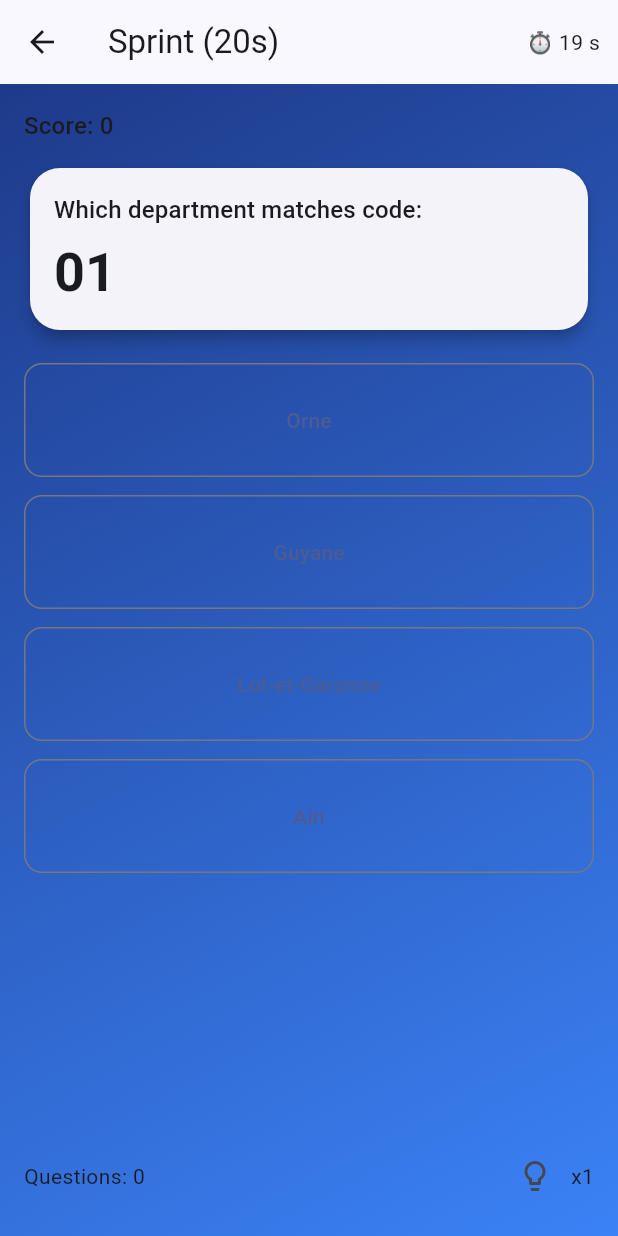
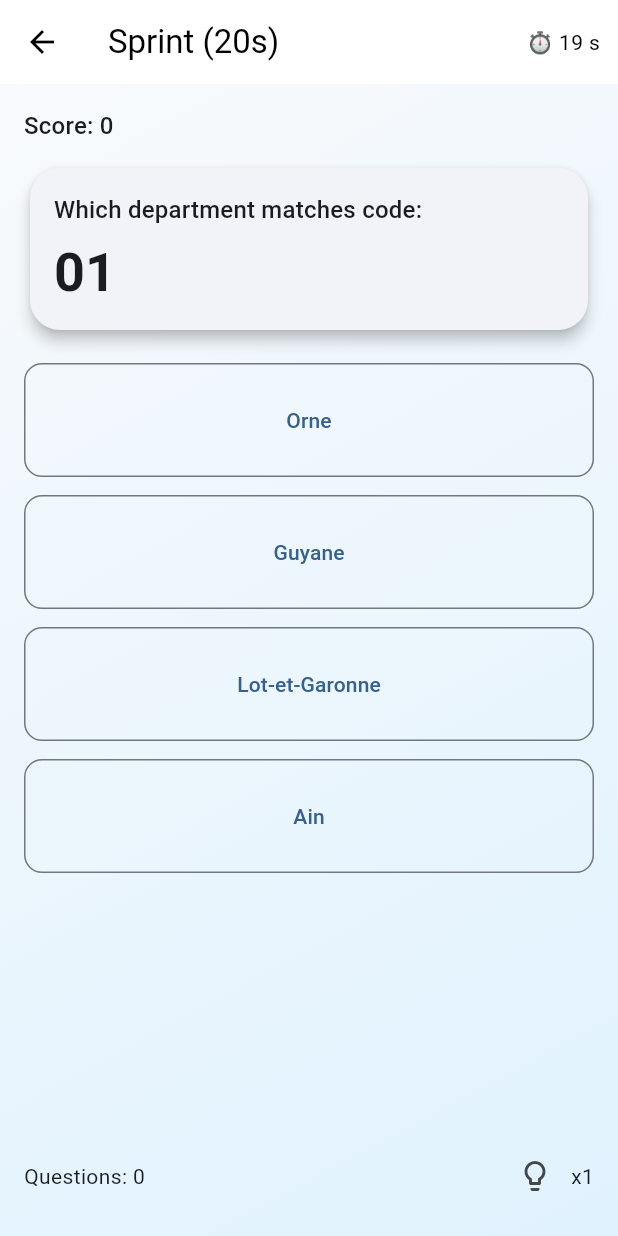
Before and after one commit to Myoxsis/departments_blitz, a Flutter app: the screen it shows after launch, after a tap on "Play Sprint (20s)", on a phone screen of 412 x 824 dp. Run offline on Flutter 3.47's test engine with Material 3 defaults, Android fonts, the phone set to English and light mode, and no system bars; our stand-ins replace google_mobile_ads.

Commit message:
Use lighter theme and background

```diff
--- a/lib/main.dart
+++ b/lib/main.dart
@@ -63,7 +63,13 @@ class BlitzApp extends StatelessWidget {
       theme: ThemeData(
         useMaterial3: true,
         colorScheme: ColorScheme.fromSeed(
-          seedColor: const Color(0xFF1E3A8A),
+          seedColor: const Color(0xFF93C5FD),
+          brightness: Brightness.light,
+        ),
+        scaffoldBackgroundColor: Colors.white,
+        appBarTheme: const AppBarTheme(
+          backgroundColor: Colors.white,
+          foregroundColor: Colors.black,
         ),
         filledButtonTheme: FilledButtonThemeData(
           style: FilledButton.styleFrom(
--- a/lib/widgets/gradient_background.dart
+++ b/lib/widgets/gradient_background.dart
@@ -10,7 +10,7 @@ class GradientBackground extends StatelessWidget {
     return Container(
       decoration: const BoxDecoration(
         gradient: LinearGradient(
-          colors: [Color(0xFF1E3A8A), Color(0xFF3B82F6)],
+          colors: [Color(0xFFF8FAFC), Color(0xFFE0F2FE)],
           begin: Alignment.topLeft,
           end: Alignment.bottomRight,
         ),
```
